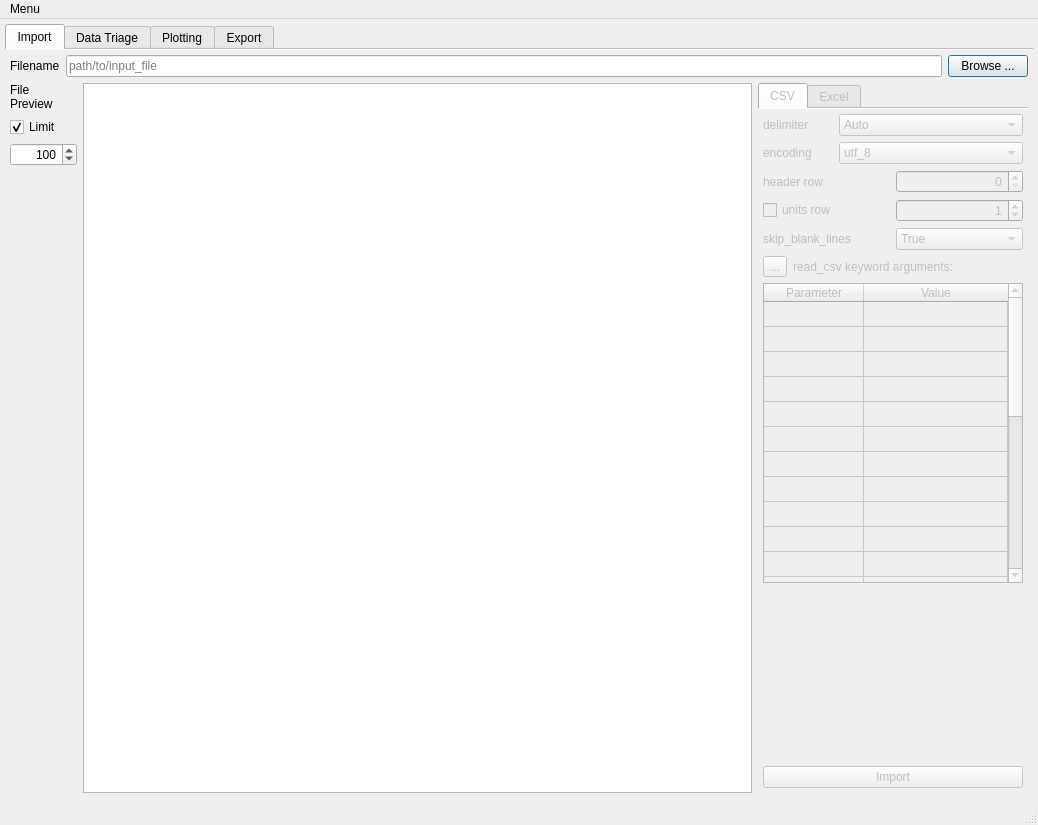
Qt form colliderscope.ui (kevinanewman/colliderscope2024) before a commit.
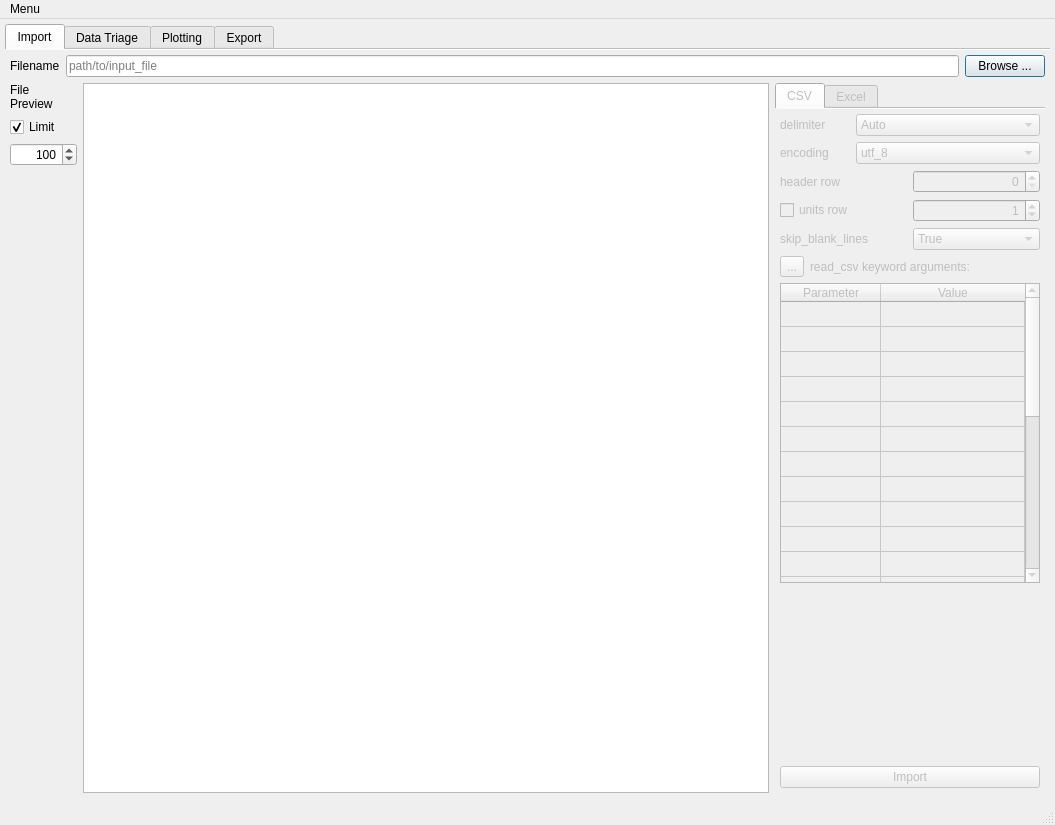
The same form after that commit. Icons and pictures are not drawn. Custom widgets are drawn as their Qt base class.

Commit message: combo boxes work as intended via the "activated" signal, not the currentXXXChanged, which can be triggered when setting values in the code, not just by the user, which can result in redundant file imports which slow things down

```diff
--- a/colliderscope.ui
+++ b/colliderscope.ui
@@ -6,7 +6,7 @@
    <rect>
     <x>0</x>
     <y>0</y>
-    <width>1025</width>
+    <width>1055</width>
     <height>825</height>
    </rect>
   </property>
```
Left out of the diff: 8 changed lines with no effect on the pictures. The commit also changes 1 other file.
